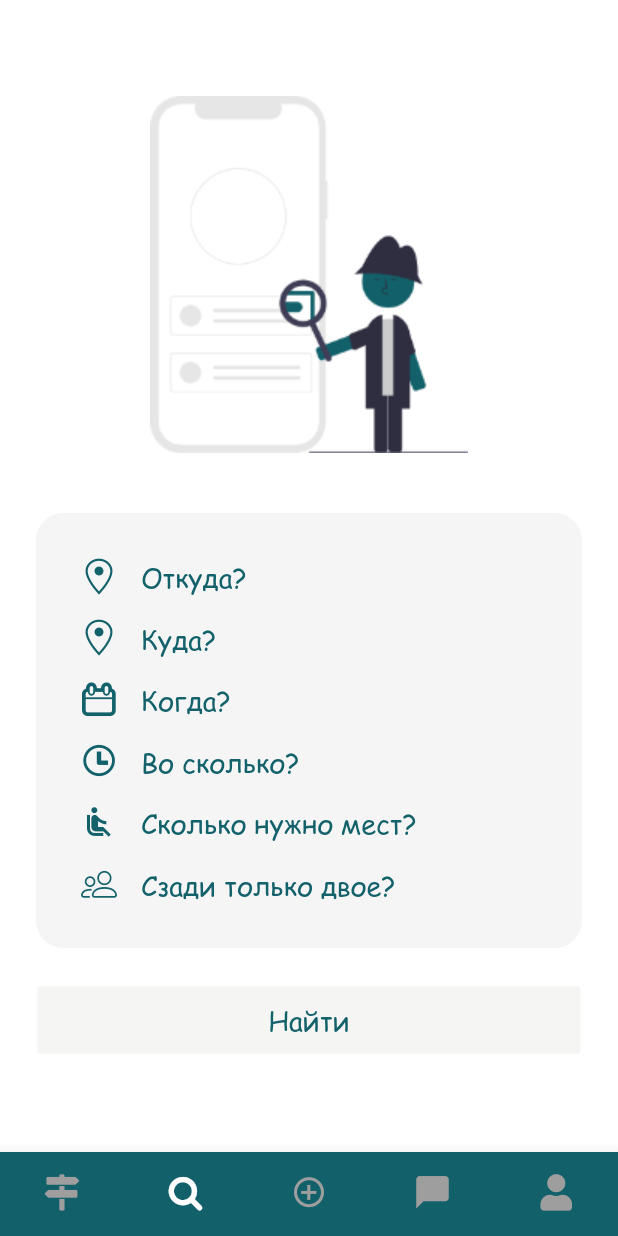
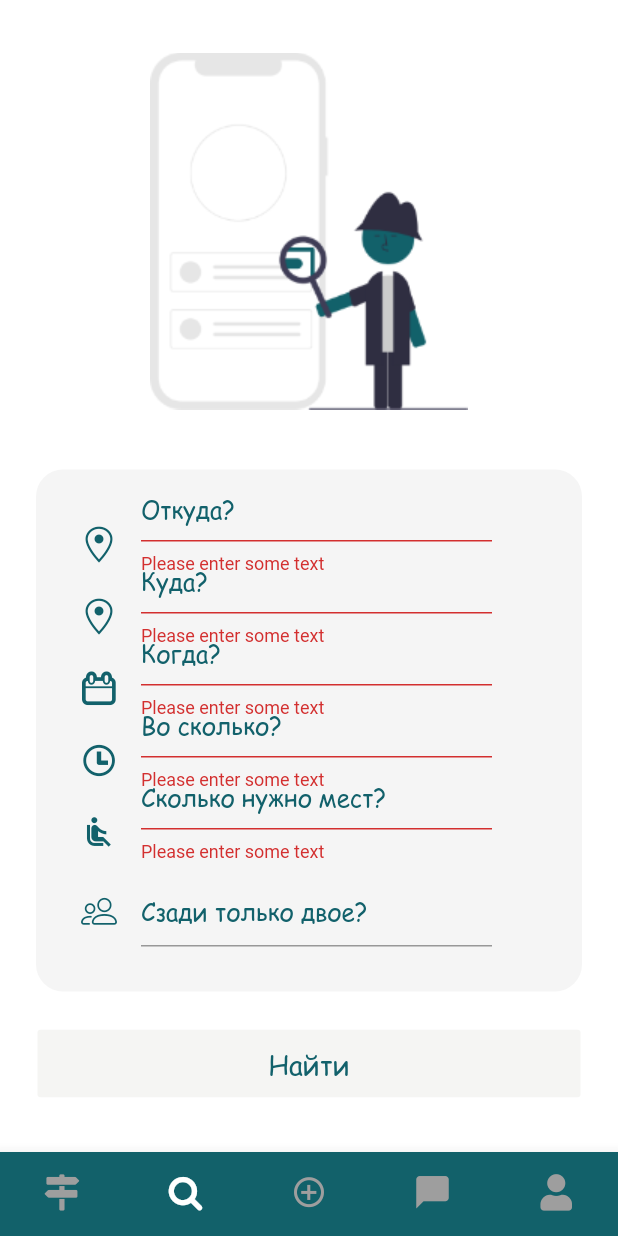
Before and after one commit to tarasevichvlad/way-flutter, a Flutter app: the screen it shows after launch, item 2 of the bottom bar chosen, after a tap on "Найти", on a phone screen of 412 x 824 dp. Run offline on Flutter 3.47's test engine with Material 2 defaults, Android fonts, the phone set to English and light mode, and no system bars; our stand-ins replace bloc, equatable, flutter_bloc.

Commit message:
update trip bloc for search events

```diff
--- a/lib/blocs/trip/trip_event.dart
+++ b/lib/blocs/trip/trip_event.dart
@@ -1,4 +1,5 @@
 import 'package:equatable/equatable.dart';
+import 'package:way/models/search_trip.dart';
 
 abstract class TripEvent extends Equatable {
   @override
@@ -6,3 +7,12 @@ abstract class TripEvent extends Equatable {
 }
 
 class TripFetched extends TripEvent {}
+
+class TripSearchRequested extends TripEvent {
+  final SearchTrip searchTrip;
+
+  TripSearchRequested({this.searchTrip}) : assert(searchTrip != null);
+
+  @override
+  List<Object> get props => [searchTrip];
+}
--- a/lib/blocs/trip/trip_state.dart
+++ b/lib/blocs/trip/trip_state.dart
@@ -17,9 +17,9 @@ class TripSuccess extends TripState {
 
   const TripSuccess({this.trips});
 
-  TripSuccess copyWith({ List<Trip> trips, bool hasReachedMax }){
+  TripSuccess copyWith({List<Trip> trips, bool hasReachedMax}) {
     return TripSuccess(
-        trips: trips ?? this.trips,
+      trips: trips ?? this.trips,
     );
   }
 
@@ -29,3 +29,16 @@ class TripSuccess extends TripState {
   @override
   String toString() => 'TripSuccess { trips: ${trips.length} }';
 }
+
+class TripSearch extends TripState {}
+
+class TripSearchSuccess extends TripState {
+  final List<Trip> trips;
+
+  const TripSearchSuccess({this.trips});
+
+  @override
+  List<Object> get props => [trips];
+}
+
+class TripSearchFailure extends TripState {}
--- /dev/null
+++ b/lib/models/search_trip.dart
@@ -0,0 +1,32 @@
+import 'package:equatable/equatable.dart';
+
+class SearchTrip extends Equatable {
+  String from;
+  String to;
+  String dateTime;
+  int seats;
+  bool onlyTwo;
+
+  SearchTrip({this.from, this.to, this.dateTime, this.seats, this.onlyTwo});
+
+  SearchTrip.fromJson(Map<String, dynamic> json) {
+    from = json['from'];
+    to = json['to'];
+    dateTime = json['dateTime'];
+    seats = json['seats'];
+    onlyTwo = json['onlyTwo'];
+  }
+
+  Map<String, dynamic> toJson() {
+    final Map<String, dynamic> data = new Map<String, dynamic>();
+    data['from'] = this.from;
+    data['to'] = this.to;
+    data['dateTime'] = this.dateTime;
+    data['seats'] = this.seats;
+    data['onlyTwo'] = this.onlyTwo;
+    return data;
+  }
+
+  @override
+  List<Object> get props => [from, to, dateTime, seats, onlyTwo];
+}
--- a/lib/screens/home_screen.dart
+++ b/lib/screens/home_screen.dart
@@ -21,6 +21,7 @@ class _HomePageState extends State<HomeScreen> {
   @override
   Widget build(BuildContext context) {
     return Scaffold(
+      resizeToAvoidBottomPadding: false,
       backgroundColor: Colors.white,
       body: SafeArea(
         child: IndexedStack(
--- a/lib/screens/search_screen.dart
+++ b/lib/screens/search_screen.dart
@@ -1,7 +1,7 @@
 import 'package:flutter/material.dart';
 import 'package:flutter_bloc/flutter_bloc.dart';
 import 'package:way/blocs/blocs.dart';
-import 'package:way/models/trip.dart';
+import 'package:way/models/search_trip.dart';
 import 'package:way/search_icons.dart';
 
 class SearchScreen extends StatefulWidget {
@@ -10,15 +10,18 @@ class SearchScreen extends StatefulWidget {
 }
 
 class _SearchScreenState extends State<SearchScreen> {
-  final _scrollController = ScrollController();
-  final _scrollThreshold = 200.0;
-  TripBloc _postBloc;
+  final _formKey = GlobalKey<FormState>();
+  bool _autoValidate = false;
+  String _from = '';
+  String _to = '';
+  String _date = '';
+  String _time = '';
+  int _seats = 0;
+  bool _onlyTwo = false;
 
   @override
   void initState() {
     super.initState();
-    _scrollController.addListener(_onScroll);
-    _postBloc = BlocProvider.of<TripBloc>(context);
   }
 
   @override
@@ -38,10 +41,14 @@ class _SearchScreenState extends State<SearchScreen> {
                 borderRadius: BorderRadius.all(Radius.circular(18))),
             padding: EdgeInsets.all(30),
             margin: EdgeInsets.all(24),
+            child: Form(
+                key: _formKey,
+                autovalidate: _autoValidate,
                 child: Column(
                   children: [
-                Padding(
-                  padding: EdgeInsets.only(bottom: 16),
+                    Container(
+                      height: 48,
+                      padding: EdgeInsets.only(bottom: 8),
                       child: Row(
                         crossAxisAlignment: CrossAxisAlignment.center,
                         children: [
@@ -50,20 +57,33 @@ class _SearchScreenState extends State<SearchScreen> {
                             color: Color.fromRGBO(18, 97, 107, 1),
                           ),
                           Container(
-                        child: Text(
-                          'Откуда?',
-                          style: TextStyle(
+                            width: 250,
+                            child: TextFormField(
+                                keyboardType: TextInputType.text,
+                                validator: (value) {
+                                  if (value.isEmpty) {
+                                    return 'Please enter some text';
+                                  }
+                                  return null;
+                                },
+                                onSaved: (String val) {
+                                  _from = val;
+                                },
+                                decoration: InputDecoration(
+                                  hintText: 'Откуда?',
+                                  hintStyle: TextStyle(
                                       color: Color.fromRGBO(18, 97, 107, 1),
                                       fontFamily: 'ComicSansMS',
-                              fontSize: 18),
-                        ),
+                                      fontSize: 16),
+                                )),
                             padding: EdgeInsets.only(left: 16),
                           )
                         ],
                       ),
                     ),
-                Padding(
-                  padding: EdgeInsets.only(bottom: 16),
+                    Container(
+                      height: 48,
+                      padding: EdgeInsets.only(bottom: 8),
                       child: Row(
                         crossAxisAlignment: CrossAxisAlignment.center,
                         children: [
@@ -72,20 +92,33 @@ class _SearchScreenState extends State<SearchScreen> {
                             color: Color.fromRGBO(18, 97, 107, 1),
                           ),
                           Container(
-                        child: Text(
-                          'Куда?',
-                          style: TextStyle(
+                            width: 250,
+                            child: TextFormField(
+                                keyboardType: TextInputType.text,
+                                validator: (value) {
+                                  if (value.isEmpty) {
+                                    return 'Please enter some text';
+                                  }
+                                  return null;
+                                },
+                                onSaved: (String val) {
+                                  _to = val;
+                                },
+                                decoration: InputDecoration(
+                                  hintText: 'Куда?',
+                                  hintStyle: TextStyle(
                                       color: Color.fromRGBO(18, 97, 107, 1),
                                       fontFamily: 'ComicSansMS',
-                              fontSize: 18),
-                        ),
+                                      fontSize: 16),
+                                )),
                             padding: EdgeInsets.only(left: 16),
                           )
                         ],
                       ),
                     ),
-                Padding(
-                  padding: EdgeInsets.only(bottom: 16),
+                    Container(
+                      height: 48,
+                      padding: EdgeInsets.only(bottom: 8),
                       child: Row(
                         crossAxisAlignment: CrossAxisAlignment.center,
                         children: [
@@ -94,20 +127,33 @@ class _SearchScreenState extends State<SearchScreen> {
                             color: Color.fromRGBO(18, 97, 107, 1),
                           ),
                           Container(
-                        child: Text(
-                          'Когда?',
-                          style: TextStyle(
+                            width: 250,
+                            child: TextFormField(
+                                keyboardType: TextInputType.datetime,
+                                validator: (value) {
+                                  if (value.isEmpty) {
+                                    return 'Please enter some text';
+                                  }
+                                  return null;
+                                },
+                                onSaved: (String val) {
+                                  _date = val;
+                                },
+                                decoration: InputDecoration(
+                                  hintText: 'Когда?',
+                                  hintStyle: TextStyle(
                                       color: Color.fromRGBO(18, 97, 107, 1),
                                       fontFamily: 'ComicSansMS',
-                              fontSize: 18),
-                        ),
+                                      fontSize: 16),
+                                )),
                             padding: EdgeInsets.only(left: 16),
                           )
                         ],
                       ),
                     ),
-                Padding(
-                  padding: EdgeInsets.only(bottom: 16),
+                    Container(
+                      height: 48,
+                      padding: EdgeInsets.only(bottom: 8),
                       child: Row(
                         crossAxisAlignment: CrossAxisAlignment.center,
                         children: [
@@ -116,20 +162,33 @@ class _SearchScreenState extends State<SearchScreen> {
                             color: Color.fromRGBO(18, 97, 107, 1),
                           ),
                           Container(
-                        child: Text(
-                          'Во сколько?',
-                          style: TextStyle(
+                            width: 250,
+                            child: TextFormField(
+                                keyboardType: TextInputType.datetime,
+                                validator: (value) {
+                                  if (value.isEmpty) {
+                                    return 'Please enter some text';
+                                  }
+                                  return null;
+                                },
+                                onSaved: (String val) {
+                                  _time = val;
+                                },
+                                decoration: InputDecoration(
+                                  hintText: 'Во сколько?',
+                                  hintStyle: TextStyle(
                                       color: Color.fromRGBO(18, 97, 107, 1),
                                       fontFamily: 'ComicSansMS',
-                              fontSize: 18),
-                        ),
+                                      fontSize: 16),
+                                )),
                             padding: EdgeInsets.only(left: 16),
                           )
                         ],
                       ),
                     ),
-                Padding(
-                  padding: EdgeInsets.only(bottom: 16),
+                    Container(
+                      height: 48,
+                      padding: EdgeInsets.only(bottom: 8),
                       child: Row(
                         crossAxisAlignment: CrossAxisAlignment.center,
                         children: [
@@ -138,19 +197,33 @@ class _SearchScreenState extends State<SearchScreen> {
                             color: Color.fromRGBO(18, 97, 107, 1),
                           ),
                           Container(
-                        child: Text(
-                          'Сколько нужно мест?',
-                          style: TextStyle(
+                            width: 250,
+                            child: TextFormField(
+                                keyboardType: TextInputType.number,
+                                validator: (value) {
+                                  if (value.isEmpty) {
+                                    return 'Please enter some text';
+                                  }
+                                  return null;
+                                },
+                                onSaved: (String val) {
+                                  _seats = 2;
+                                },
+                                decoration: InputDecoration(
+                                  hintText: 'Сколько нужно мест?',
+                                  hintStyle: TextStyle(
                                       color: Color.fromRGBO(18, 97, 107, 1),
                                       fontFamily: 'ComicSansMS',
-                              fontSize: 18),
-                        ),
+                                      fontSize: 16),
+                                )),
                             padding: EdgeInsets.only(left: 16),
                           )
                         ],
                       ),
                     ),
-                Row(
+                    Container(
+                      height: 48,
+                      child: Row(
                         crossAxisAlignment: CrossAxisAlignment.center,
                         children: [
                           Icon(
@@ -158,22 +231,45 @@ class _SearchScreenState extends State<SearchScreen> {
                             color: Color.fromRGBO(18, 97, 107, 1),
                           ),
                           Container(
-                      child: Text(
-                        'Сзади только двое?',
-                        style: TextStyle(
+                            width: 250,
+                            child: TextFormField(
+                                keyboardType: TextInputType.text,
+                                onSaved: (String val) {
+                                  _onlyTwo = false;
+                                },
+                                decoration: InputDecoration(
+                                  hintText: 'Сзади только двое?',
+                                  hintStyle: TextStyle(
                                       color: Color.fromRGBO(18, 97, 107, 1),
                                       fontFamily: 'ComicSansMS',
-                            fontSize: 18),
-                      ),
+                                      fontSize: 16),
+                                )),
                             padding: EdgeInsets.only(left: 16),
                           )
                         ],
+                      ),
                     )
                   ],
-            ),
+                )),
           ),
           FlatButton(
-            onPressed: () {},
+            onPressed: () {
+              if (_formKey.currentState.validate()) {
+                SearchTrip searchTrip = SearchTrip(
+                    from: _from,
+                    to: _to,
+                    seats: _seats,
+                    dateTime: '${_date}T${_time}Z',
+                    onlyTwo: _onlyTwo);
+                BlocProvider.of<TripBloc>(context)
+                    .add(TripSearchRequested(searchTrip: searchTrip));
+                _formKey.currentState.save();
+              } else {
+                setState(() {
+                  _autoValidate = true;
+                });
+              }
+            },
             color: Color.fromRGBO(245, 245, 243, 1),
             child: Container(
               width: 330,
@@ -191,38 +287,4 @@ class _SearchScreenState extends State<SearchScreen> {
       ),
     );
   }
-
-  @override
-  void dispose() {
-    _scrollController.dispose();
-    super.dispose();
 }
-
-  void _onScroll() {
-    final maxScroll = _scrollController.position.maxScrollExtent;
-    final currentScroll = _scrollController.position.pixels;
-    if (maxScroll - currentScroll <= _scrollThreshold) {
-      _postBloc.add(TripFetched());
-    }
-  }
-}
-
-class TripWidget extends StatelessWidget {
-  final Trip trip;
-
-  const TripWidget({Key key, @required this.trip}) : super(key: key);
-
-  @override
-  Widget build(BuildContext context) {
-    return ListTile(
-      leading: Text(
-        '${trip.id}',
-        style: TextStyle(fontSize: 10.0),
-      ),
-      title: Text(trip.id),
-      isThreeLine: true,
-      subtitle: Text(trip.comment),
-      dense: true,
-    );
-  }
-}
--- a/lib/services/trip_repository.dart
+++ b/lib/services/trip_repository.dart
@@ -1,3 +1,5 @@
+import 'package:way/models/search_trip.dart';
+
 import 'trip_api_provider.dart';
 import '../models/trip.dart';
 
@@ -5,4 +7,6 @@ class TripRepository {
   TripProvider _tripProvider = TripProvider();
 
   Future<List<Trip>> getAllTrip() => _tripProvider.getTrips();
+  Future<List<Trip>> searchTrips(SearchTrip data) =>
+      _tripProvider.searchTrip(data);
 }
```
Also changed, not shown: lib/blocs/trip/trip_bloc.dart (+14 -6 lines), lib/services/trip_api_provider.dart (+16 -1 lines), lib/utils/constants.dart (+1 -2 lines), lib/blocs/blocs.dart (line endings or trailing spaces). Lines whose indentation alone changed are shown as unchanged.
